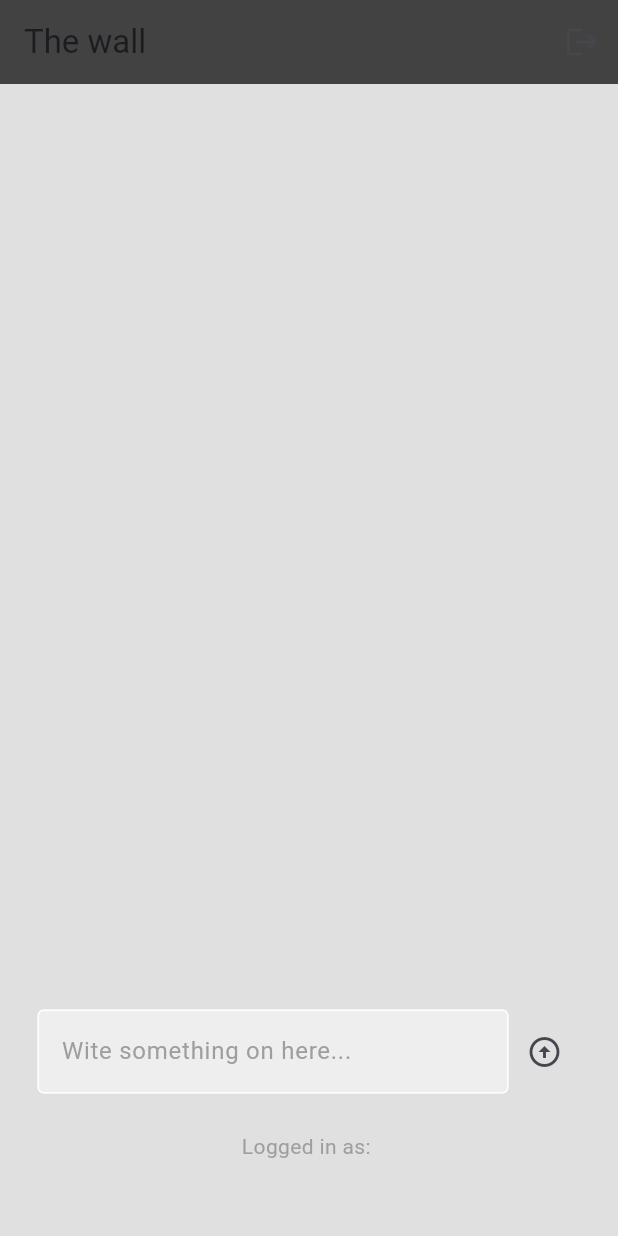
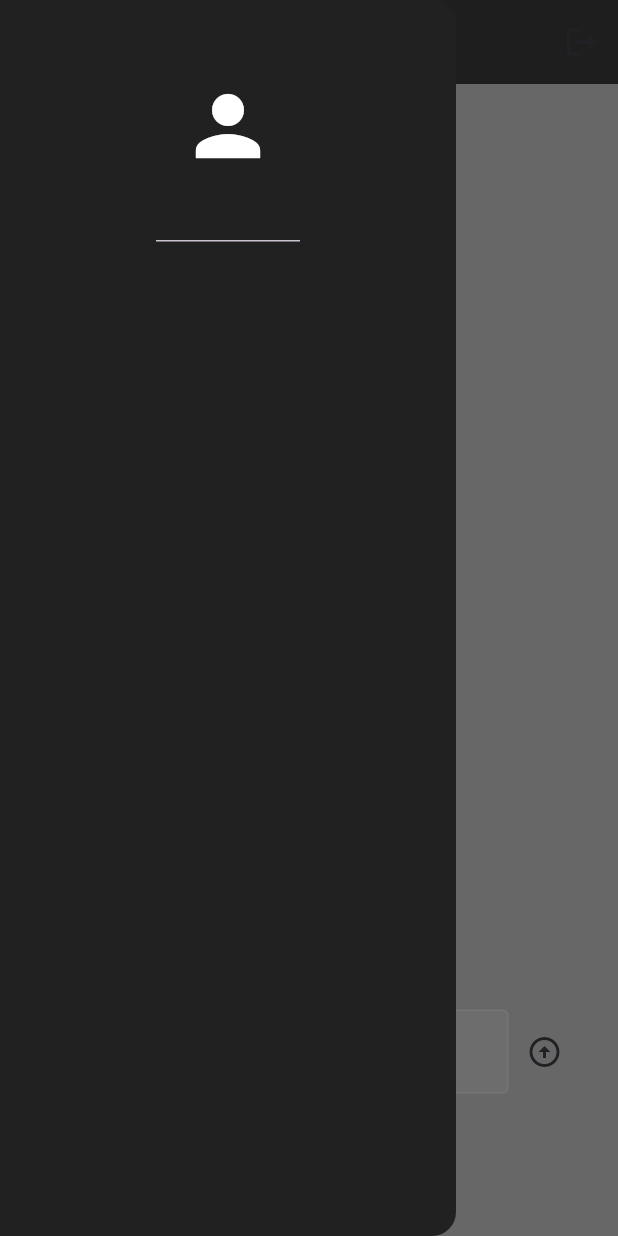
Before and after one commit to jiggy606/flutter_chat, a Flutter app: the screen it shows once a user with an empty profile is signed in, with the side drawer open (before the commit the screen has no drawer), on a phone screen of 412 x 824 dp. Run offline on Flutter 3.47's test engine with Material 3 defaults, Android fonts, the phone set to English and light mode, and no system bars; our stand-ins replace cloud_firestore, firebase_auth, firebase_core; accounts and stored records are empty.

```diff
--- /dev/null
+++ b/lib/components/drawer.dart
@@ -0,0 +1,24 @@
+import 'package:flutter/material.dart';
+
+class MyDrawer extends StatelessWidget {
+  const MyDrawer({super.key});
+
+  @override
+  Widget build(BuildContext context) {
+    return Drawer(
+      backgroundColor: Colors.grey[900],
+      child: Column(
+        children: [
+          // header
+          const DrawerHeader(
+            child: Icon(
+              Icons.person,
+              color: Colors.white,
+              size: 64,
+            )
+          )
+        ],
+      ),
+    );
+  }
+}
--- a/lib/components/wall_post.dart
+++ b/lib/components/wall_post.dart
@@ -73,7 +73,10 @@ class _WallPostState extends State<WallPost> {
               const SizedBox(height: 5,),
 
               // like counter
-              Text(widget.likes.length.toString()),
+              Text(
+                widget.likes.length.toString(),
+                style: TextStyle(color: Colors.lightBlue),
+              ),
             ],
           ),
           const SizedBox(
--- a/lib/pages/home_page.dart
+++ b/lib/pages/home_page.dart
@@ -1,5 +1,6 @@
 import 'dart:developer';
 
+import 'package:chat_app/components/drawer.dart';
 import 'package:chat_app/components/text_field.dart';
 import 'package:chat_app/components/wall_post.dart';
 import 'package:cloud_firestore/cloud_firestore.dart';
@@ -54,6 +55,7 @@ class _HomePageState extends State<HomePage> {
         // sign out button
         actions: [IconButton(onPressed: signOut, icon: Icon(Icons.logout))],
       ),
+      // drawer: MyDrawer(),
       body: Center(
         child: Column(
           children: [
@@ -126,6 +128,7 @@ class _HomePageState extends State<HomePage> {
           ],
         ),
       ),
+      drawer: MyDrawer()
     );
   }
 }
```
Also changed, not shown: lib/components/my_list_tile.dart (added, +22 -0 lines).
